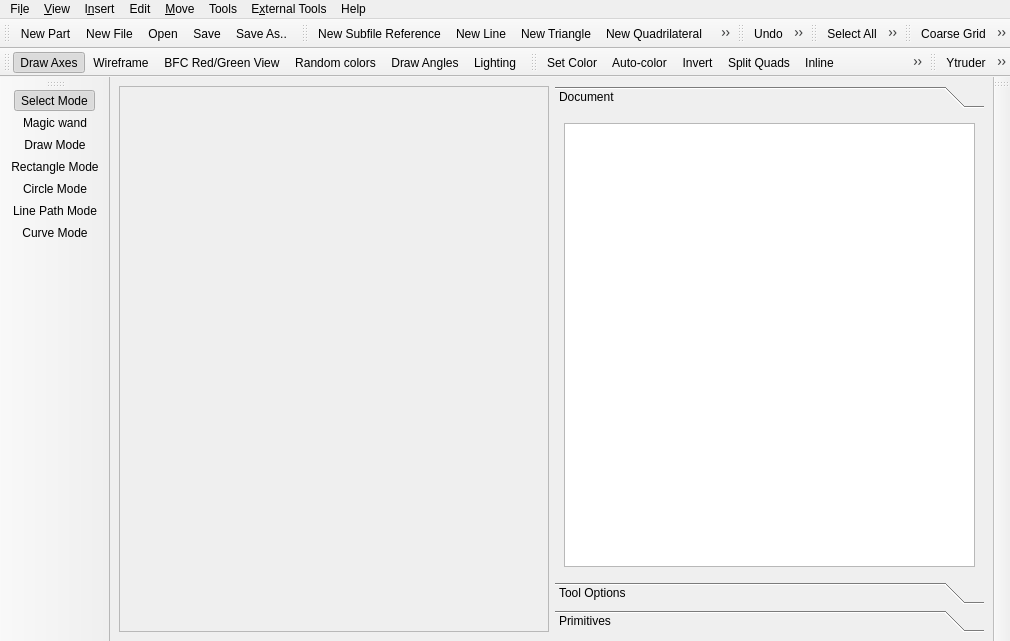
This is src/mainwindow.ui in Symbian9/ldforge as Qt 5 draws it before an edit. The edited form follows.
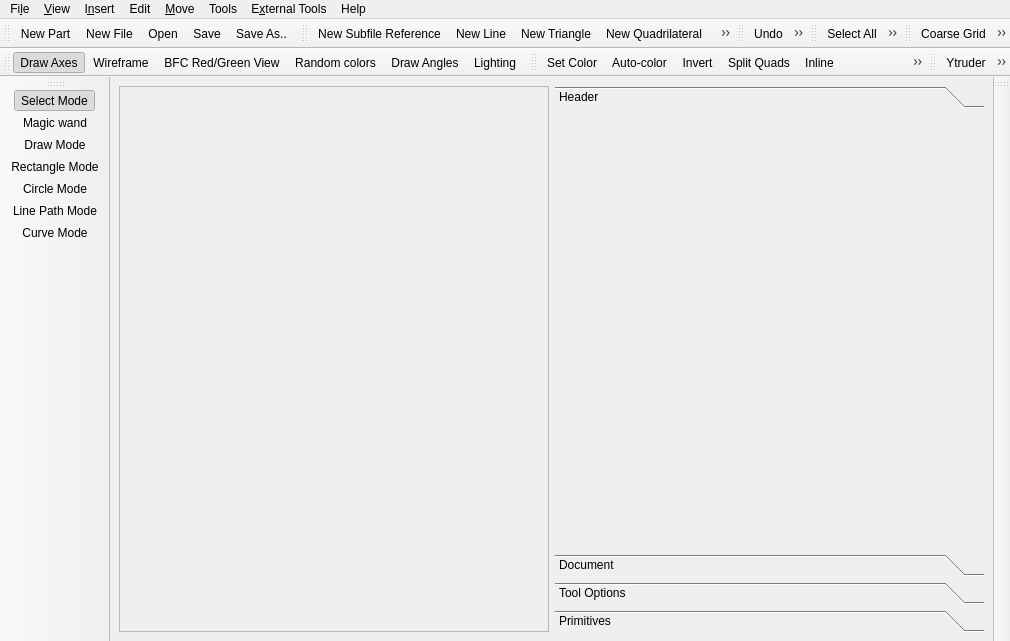
This is the edited form. Icons and pictures are not drawn. Custom widgets are drawn as their Qt base class.

Commit message: Added basic header editing

What changed in the file:
```diff
--- a/src/mainwindow.ui
+++ b/src/mainwindow.ui
@@ -42,13 +42,23 @@
         <property name="currentIndex">
          <number>0</number>
         </property>
+        <widget class="QWidget" name="page">
+         <attribute name="label">
+          <string>Header</string>
+         </attribute>
+         <layout class="QVBoxLayout" name="verticalLayout_6">
+          <item>
+           <widget class="HeaderEdit" name="header" native="true"/>
+          </item>
+         </layout>
+        </widget>
         <widget class="QWidget" name="pageDocument">
          <property name="geometry">
           <rect>
            <x>0</x>
            <y>0</y>
            <width>465</width>
-           <height>399</height>
+           <height>362</height>
           </rect>
          </property>
          <attribute name="label">
@@ -1723,6 +1733,14 @@
    </property>
   </action>
  </widget>
+ <customwidgets>
+  <customwidget>
+   <class>HeaderEdit</class>
+   <extends>QWidget</extends>
+   <header>widgets/headeredit.h</header>
+   <container>1</container>
+  </customwidget>
+ </customwidgets>
  <resources>
   <include location="../ldforge.qrc"/>
   <include location="../ldforge.qrc"/>
```
Left out of the diff: 4 changed lines with no effect on the pictures. The commit also changes 13 other files.
